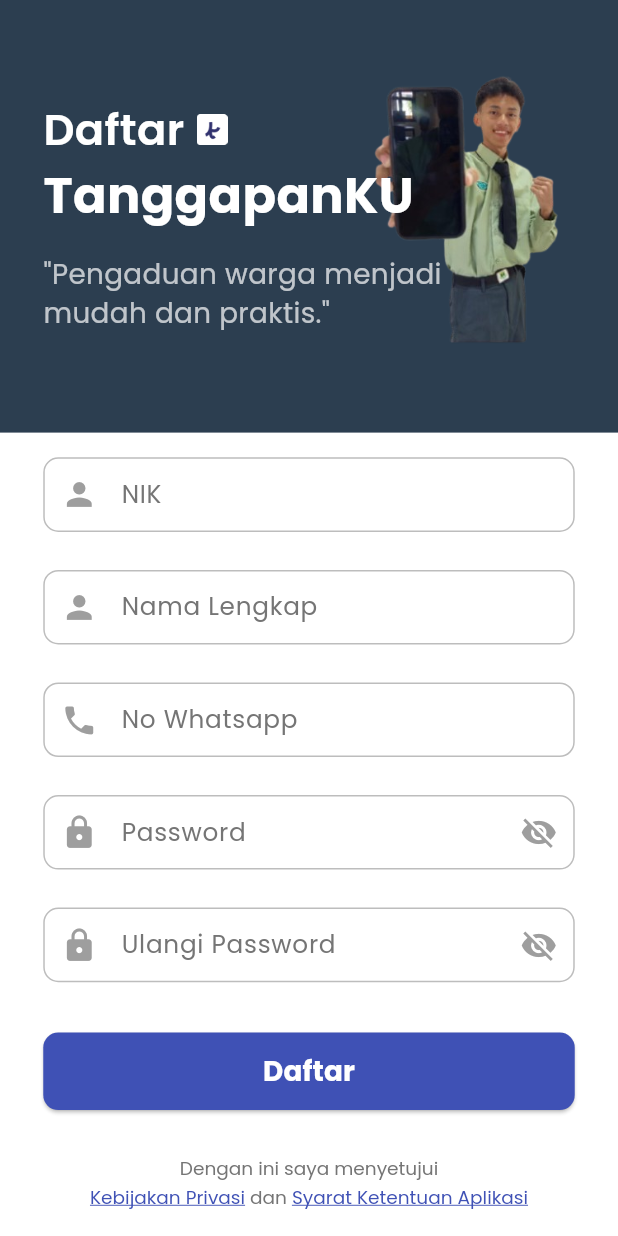
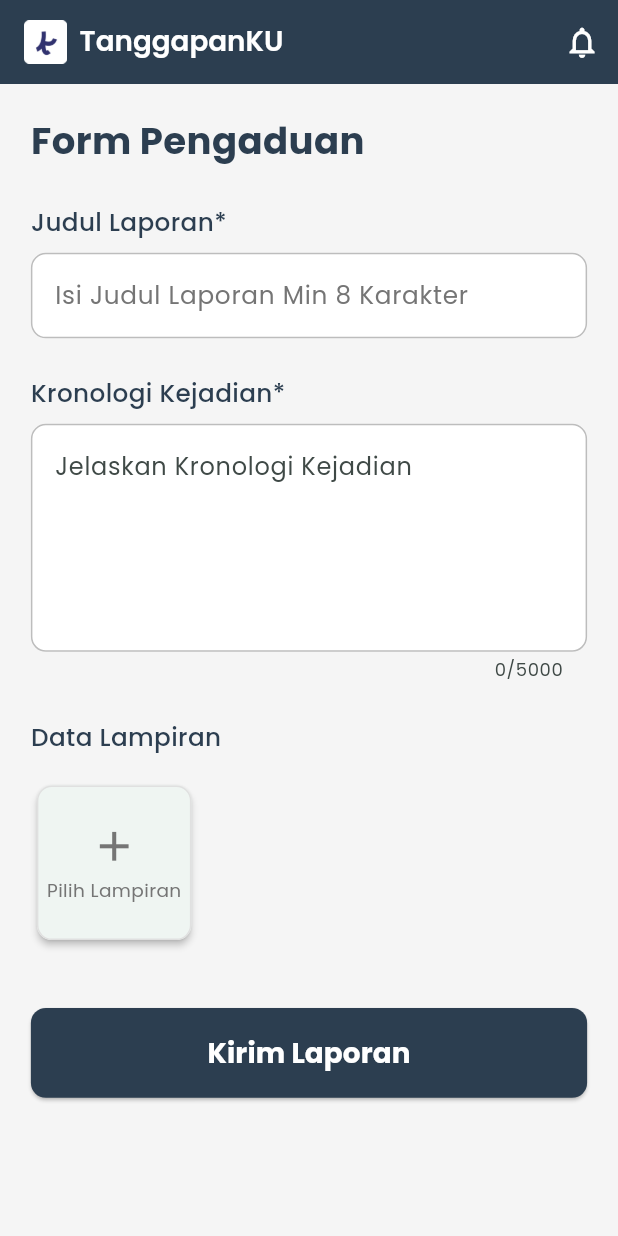
Before and after one commit to Kyzen2/TanggapanKu, a Flutter app: the screen it shows after launch, on a phone screen of 412 x 824 dp. Run offline on Flutter 3.47's test engine with Material 3 defaults, Android fonts, the phone set to English and light mode, and no system bars; our stand-ins replace cached_network_image, carousel_slider, font_awesome_flutter, gap, google_fonts.

Commit message:
membuat halaman pengaduan

```diff
--- a/lib/main.dart
+++ b/lib/main.dart
@@ -1,6 +1,8 @@
 import 'package:flutter/material.dart';
 import 'package:google_fonts/google_fonts.dart';
+import 'package:tanggapanku/pages/pengaduan.dart';
 import 'package:tanggapanku/pages/register.dart';
+import 'package:tanggapanku/pages/timeline_page.dart';
 // import 'pages/timeline_page.dart';
 import 'pages/splash_screen.dart';
 
@@ -19,7 +21,7 @@ class MyApp extends StatelessWidget {
         scaffoldBackgroundColor: Colors.white,
         colorScheme: ColorScheme.fromSeed(seedColor: const Color(0xFF00B6A0)),
       ),
-      home: const RegisterPage(),
+      home: const PengaduanPage(),
     );
   }
 }
--- /dev/null
+++ b/lib/pages/pengaduan.dart
@@ -0,0 +1,279 @@
+import 'package:flutter/material.dart';
+import 'package:flutter/services.dart';
+import 'package:google_fonts/google_fonts.dart';
+
+void main() {
+  runApp(const MyApp());
+}
+
+class MyApp extends StatelessWidget {
+  const MyApp({super.key});
+
+  @override
+  Widget build(BuildContext context) {
+    return MaterialApp(
+      debugShowCheckedModeBanner: false,
+      title: 'TanggapanKu App',
+      theme: ThemeData(
+        primarySwatch: Colors.blueGrey,
+        visualDensity: VisualDensity.adaptivePlatformDensity,
+        textTheme: GoogleFonts.poppinsTextTheme(
+          Theme.of(context).textTheme,
+        ),
+      ),
+      home: const PengaduanPage(),
+    );
+  }
+}
+
+class PengaduanPage extends StatefulWidget {
+  const PengaduanPage({super.key});
+
+  @override
+  State<PengaduanPage> createState() => _PengaduanPageState();
+}
+
+class _PengaduanPageState extends State<PengaduanPage> {
+  final TextEditingController _judulLaporanController = TextEditingController();
+  final TextEditingController _kronologiController = TextEditingController();
+  static const int _maxKronologiLength = 5000;
+
+  @override
+  void dispose() {
+    _judulLaporanController.dispose();
+    _kronologiController.dispose();
+    super.dispose();
+  }
+
+  @override
+  Widget build(BuildContext context) {
+    final screenHeight = MediaQuery.of(context).size.height;
+    final screenWidth = MediaQuery.of(context).size.width;
+
+    const Color primaryBlueDark = Color(0xFF2C3E50);
+    const Color accentBlue = Color(0xFF3F51B5);
+    const Color lightGrey = Color(0xFFF5F5F5);
+
+    return Scaffold(
+      backgroundColor: lightGrey,
+      appBar: AppBar(
+        backgroundColor: primaryBlueDark,
+        elevation: 0,
+        title: Row(
+          children: [
+            Image.asset(
+              'assets/Logo.png',
+              height: screenHeight * 0.035,
+              width: screenHeight * 0.035,
+              fit: BoxFit.contain,
+            ),
+            SizedBox(width: screenWidth * 0.02),
+            Text(
+              'TanggapanKU',
+              style: GoogleFonts.poppins(
+                fontSize: screenWidth * 0.045,
+                fontWeight: FontWeight.w600,
+                color: Colors.white,
+              ),
+            ),
+          ],
+        ),
+        actions: [
+          IconButton(
+            icon: Icon(Icons.notifications_none,
+                color: Colors.white, size: screenWidth * 0.06),
+            onPressed: () {
+              // Handle notifikasi
+            },
+          ),
+        ],
+      ),
+      body: SingleChildScrollView(
+        padding: EdgeInsets.all(screenWidth * 0.05),
+        child: Column(
+          crossAxisAlignment: CrossAxisAlignment.start,
+          children: [
+            Text(
+              'Form Pengaduan',
+              style: GoogleFonts.poppins(
+                fontSize: screenWidth * 0.06,
+                fontWeight: FontWeight.bold,
+                color: primaryBlueDark,
+              ),
+            ),
+            SizedBox(height: screenHeight * 0.03),
+            Text(
+              'Judul Laporan*',
+              style: GoogleFonts.poppins(
+                fontSize: screenWidth * 0.04,
+                fontWeight: FontWeight.w500,
+                color: primaryBlueDark,
+              ),
+            ),
+            SizedBox(height: screenHeight * 0.01),
+            _buildTextField(
+              context,
+              controller: _judulLaporanController,
+              hintText: 'Isi Judul Laporan Min 8 Karakter',
+              keyboardType: TextInputType.text,
+            ),
+            SizedBox(height: screenHeight * 0.03),
+            Text(
+              'Kronologi Kejadian*',
+              style: GoogleFonts.poppins(
+                fontSize: screenWidth * 0.04,
+                fontWeight: FontWeight.w500,
+                color: primaryBlueDark,
+              ),
+            ),
+            SizedBox(height: screenHeight * 0.01),
+            _buildMultiLineTextField(
+              context,
+              controller: _kronologiController,
+              hintText: 'Jelaskan Kronologi Kejadian',
+              maxLength: _maxKronologiLength,
+            ),
+            SizedBox(height: screenHeight * 0.03),
+            Text(
+              'Data Lampiran',
+              style: GoogleFonts.poppins(
+                fontSize: screenWidth * 0.04,
+                fontWeight: FontWeight.w500,
+                color: primaryBlueDark,
+              ),
+            ),
+            SizedBox(height: screenHeight * 0.02),
+            GestureDetector(
+              onTap: () {
+                print('Pilih Lampiran ditekan!');
+              },
+              child: Card(
+                elevation: 2,
+                shape: RoundedRectangleBorder(
+                  borderRadius: BorderRadius.circular(10),
+                  side: BorderSide(color: Colors.grey.shade300, width: 1),
+                ),
+                child: Container(
+                  width: screenWidth * 0.25,
+                  height: screenWidth * 0.25,
+                  alignment: Alignment.center,
+                  child: Column(
+                    mainAxisAlignment: MainAxisAlignment.center,
+                    children: [
+                      Icon(Icons.add,
+                          size: screenWidth * 0.08, color: Colors.grey[600]),
+                      SizedBox(height: screenHeight * 0.005),
+                      Text(
+                        'Pilih Lampiran',
+                        style: GoogleFonts.poppins(
+                          fontSize: screenWidth * 0.03,
+                          color: Colors.grey[600],
+                        ),
+                      ),
+                    ],
+                  ),
+                ),
+              ),
+            ),
+            SizedBox(height: screenHeight * 0.05),
+            SizedBox(
+              width: double.infinity,
+              child: ElevatedButton(
+                onPressed: () {
+                  print('Judul: ${_judulLaporanController.text}');
+                  print('Kronologi: ${_kronologiController.text}');
+                },
+                style: ElevatedButton.styleFrom(
+                  backgroundColor: primaryBlueDark,
+                  shape: RoundedRectangleBorder(
+                    borderRadius: BorderRadius.circular(10),
+                  ),
+                  padding: EdgeInsets.symmetric(vertical: screenHeight * 0.02),
+                ),
+                child: Text(
+                  'Kirim Laporan',
+                  style: GoogleFonts.poppins(
+                    fontSize: screenWidth * 0.045,
+                    color: Colors.white,
+                    fontWeight: FontWeight.bold,
+                  ),
+                ),
+              ),
+            ),
+          ],
+        ),
+      ),
+    );
+  }
+
+  Widget _buildTextField(
+    BuildContext context, {
+    required TextEditingController controller,
+    required String hintText,
+    TextInputType keyboardType = TextInputType.text,
+    List<TextInputFormatter>? inputFormatters,
+  }) {
+    final screenWidth = MediaQuery.of(context).size.width;
+
+    return TextField(
+      controller: controller,
+      keyboardType: keyboardType,
+      inputFormatters: inputFormatters,
+      style: GoogleFonts.poppins(
+          fontSize: screenWidth * 0.04, color: Colors.black),
+      decoration: InputDecoration(
+        hintText: hintText,
+        hintStyle: GoogleFonts.poppins(
+            color: Colors.grey[600], fontSize: screenWidth * 0.04),
+        filled: true,
+        fillColor: Colors.white,
+        border: OutlineInputBorder(
+          borderRadius: BorderRadius.circular(10),
+          borderSide: BorderSide(color: Colors.grey.shade400),
+        ),
+        enabledBorder: OutlineInputBorder(
+          borderRadius: BorderRadius.circular(10),
+          borderSide: BorderSide(color: Colors.grey.shade400),
+        ),
+        focusedBorder: OutlineInputBorder(
+          borderRadius: BorderRadius.circular(10),
+          borderSide: const BorderSide(color: Colors.blue, width: 2),
+        ),
+      ),
+    );
+  }
+
+  Widget _buildMultiLineTextField(
+    BuildContext context, {
+    required TextEditingController controller,
+    required String hintText,
+    int maxLength = 200,
+  }) {
+    final screenWidth = MediaQuery.of(context).size.width;
+
+    return TextField(
+      controller: controller,
+      maxLines: 5,
+      maxLength: maxLength,
+      keyboardType: TextInputType.multiline,
+      decoration: InputDecoration(
+        hintText: hintText,
+        filled: true,
+        fillColor: Colors.white,
+        border: OutlineInputBorder(
+          borderRadius: BorderRadius.circular(10),
+          borderSide: BorderSide(color: Colors.grey.shade400),
+        ),
+        enabledBorder: OutlineInputBorder(
+          borderRadius: BorderRadius.circular(10),
+          borderSide: BorderSide(color: Colors.grey.shade400),
+        ),
+        focusedBorder: OutlineInputBorder(
+          borderRadius: BorderRadius.circular(10),
+          borderSide: const BorderSide(color: Colors.blue, width: 2),
+        ),
+        counterText: '${controller.text.length}/$maxLength',
+      ),
+    );
+  }
+}
--- a/lib/pages/register.dart
+++ b/lib/pages/register.dart
@@ -45,26 +45,38 @@ class _RegisterPageState extends State<RegisterPage> {
     const Color primaryBlueDark = Color(0xFF2C3E50);
     const Color accentBlue = Color(0xFF3F51B5);
 
+    // Tinggi yang diambil oleh keyboard.
+    // Kita akan menggunakan ini di SingleChildScrollView agar bagian bawah bisa discroll.
+    final keyboardHeight = MediaQuery.of(context).viewInsets.bottom;
+    final bool isKeyboardActive = keyboardHeight > 0;
+
     return Scaffold(
       backgroundColor: primaryBlueDark,
-      // Hapus SingleChildScrollView
-      body: Column(
+      // Menggunakan SingleChildScrollView agar keseluruhan layar bisa di-scroll
+      // ketika keyboard muncul, mencegah overflow.
+      body: SingleChildScrollView(
+        // Menambahkan Physics agar scroll tetap bisa terjadi meskipun kontennya pas
+        physics: const ClampingScrollPhysics(),
+        child: Column(
           children: [
             // Bagian atas
-          // Menurunkan tinggi bagian atas agar ada lebih banyak ruang untuk form
             Container(
-            height: screenHeight * 0.35, // Disesuaikan agar lebih kecil
+              height: screenHeight * 0.35,
               width: screenWidth,
               color: primaryBlueDark,
               child: Stack(
                 children: [
                   Positioned(
-                  // Sesuaikan posisi gambar agar tetap terlihat proporsional
-                  bottom: -screenHeight * 0.05, // sedikit lebih tinggi
-                  right: 0,
+                    // Mengubah posisi left agar responsif
+                    // Contoh: Ditempatkan di sekitar 55% dari lebar layar dari kiri
+                    // atau bisa juga dihitung dari kanan dengan right: screenWidth * -0.2 (jika ingin menjorok)
+                    // Saya akan membuatnya lebih dinamis
+                    bottom: -screenHeight * 0.05,
+                    right: -screenWidth *
+                        0.1, // Geser sedikit ke kanan agar masuk layar
                     child: Image.asset(
                       'assets/egi.png',
-                    height: screenHeight * 0.50, // Tinggi gambar disesuaikan
+                      height: screenHeight * 0.50,
                       fit: BoxFit.fitHeight,
                     ),
                   ),
@@ -100,7 +112,7 @@ class _RegisterPageState extends State<RegisterPage> {
                             color: Colors.white,
                           ),
                         ),
-                      SizedBox(height: screenHeight * 0.02), // Spasi dikurangi
+                        SizedBox(height: screenHeight * 0.02),
                         Text(
                           '"Pengaduan warga menjadi\nmudah dan praktis."',
                           style: GoogleFonts.poppins(
@@ -117,22 +129,22 @@ class _RegisterPageState extends State<RegisterPage> {
             ),
 
             // Bagian bawah dengan form register
-          Expanded(
-            // Gunakan Expanded agar bagian ini mengambil sisa ruang
-            child: Container(
+            Container(
               width: screenWidth,
+              // Tinggi dihitung agar mengisi sisa ruang,
+              // namun tetap mempertimbangkan keyboard jika aktif
+              height: (screenHeight * 0.65) -
+                  (isKeyboardActive ? keyboardHeight : 0),
               color: Colors.white,
-              // Padding vertikal dikurangi agar lebih compact
               padding: EdgeInsets.symmetric(
                   horizontal: screenWidth * 0.07,
-                  vertical:
-                      screenHeight * 0.02), // Padding vertikal lebih kecil
+                  vertical: screenHeight * 0.02),
               child: Column(
                 crossAxisAlignment: CrossAxisAlignment.center,
-                mainAxisAlignment: MainAxisAlignment
-                    .spaceBetween, // Distribusi ruang antar elemen
+                // Gunakan MainAxisAlignment.spaceEvenly atau .start dengan spacer manual
+                // agar lebih terkontrol saat keyboard muncul
+                mainAxisAlignment: MainAxisAlignment.spaceEvenly,
                 children: [
-                  // Input NIK
                   _buildTextField(
                     context,
                     hintText: 'NIK',
@@ -140,17 +152,15 @@ class _RegisterPageState extends State<RegisterPage> {
                     keyboardType: TextInputType.number,
                     inputFormatters: [FilteringTextInputFormatter.digitsOnly],
                   ),
-                  _buildSpacer(screenHeight * 0.015), // Spacer lebih kecil
+                  // _buildSpacer(screenHeight * 0.015), // Hapus spacer jika pakai spaceEvenly
 
-                  // Input Nama Lengkap
                   _buildTextField(
                     context,
                     hintText: 'Nama Lengkap',
                     icon: Icons.person,
                   ),
-                  _buildSpacer(screenHeight * 0.015),
+                  // _buildSpacer(screenHeight * 0.015),
 
-                  // Input No Whatsapp
                   _buildTextField(
                     context,
                     hintText: 'No Whatsapp',
@@ -158,9 +168,8 @@ class _RegisterPageState extends State<RegisterPage> {
                     keyboardType: TextInputType.phone,
                     inputFormatters: [FilteringTextInputFormatter.digitsOnly],
                   ),
-                  _buildSpacer(screenHeight * 0.015),
+                  // _buildSpacer(screenHeight * 0.015),
 
-                  // Input Password
                   _buildPasswordField(
                     context,
                     hintText: 'Password',
@@ -171,9 +180,8 @@ class _RegisterPageState extends State<RegisterPage> {
                       });
                     },
                   ),
-                  _buildSpacer(screenHeight * 0.015),
+                  // _buildSpacer(screenHeight * 0.015),
 
-                  // Input Ulangi Password
                   _buildPasswordField(
                     context,
                     hintText: 'Ulangi Password',
@@ -184,9 +192,8 @@ class _RegisterPageState extends State<RegisterPage> {
                       });
                     },
                   ),
-                  _buildSpacer(screenHeight * 0.025), // Spacer untuk tombol
+                  // _buildSpacer(screenHeight * 0.025),
 
-                  // Tombol Daftar
                   SizedBox(
                     width: double.infinity,
                     child: ElevatedButton(
@@ -198,7 +205,6 @@ class _RegisterPageState extends State<RegisterPage> {
                         shape: RoundedRectangleBorder(
                           borderRadius: BorderRadius.circular(10),
                         ),
-                        // Padding vertikal tombol disesuaikan
                         padding: EdgeInsets.symmetric(
                             vertical: screenHeight * 0.015),
                       ),
@@ -212,9 +218,8 @@ class _RegisterPageState extends State<RegisterPage> {
                       ),
                     ),
                   ),
-                  _buildSpacer(screenHeight * 0.02), // Spacer untuk teks legal
+                  // _buildSpacer(screenHeight * 0.02),
 
-                  // Teks Legal
                   Padding(
                     padding:
                         EdgeInsets.symmetric(horizontal: screenWidth * 0.05),
@@ -245,12 +250,11 @@ class _RegisterPageState extends State<RegisterPage> {
                       ),
                     ),
                   ),
-                  // _buildSpacer(screenHeight * 0.01), // Spacer di bagian paling bawah
                 ],
               ),
             ),
+          ],
         ),
-        ],
       ),
     );
   }
@@ -264,8 +268,7 @@ class _RegisterPageState extends State<RegisterPage> {
     List<TextInputFormatter>? inputFormatters,
   }) {
     final screenWidth = MediaQuery.of(context).size.width;
-    final screenHeight =
-        MediaQuery.of(context).size.height; // Untuk padding konten
+    final screenHeight = MediaQuery.of(context).size.height;
 
     const Color accentBlue = Color(0xFF3F51B5);
 
@@ -292,8 +295,7 @@ class _RegisterPageState extends State<RegisterPage> {
           borderSide: const BorderSide(color: accentBlue, width: 2),
         ),
         contentPadding: EdgeInsets.symmetric(
-            vertical: screenHeight * 0.015, // Padding vertikal dikurangi
-            horizontal: screenWidth * 0.03),
+            vertical: screenHeight * 0.015, horizontal: screenWidth * 0.03),
       ),
     );
   }
@@ -306,8 +308,7 @@ class _RegisterPageState extends State<RegisterPage> {
     required VoidCallback onToggleVisibility,
   }) {
     final screenWidth = MediaQuery.of(context).size.width;
-    final screenHeight =
-        MediaQuery.of(context).size.height; // Untuk padding konten
+    final screenHeight = MediaQuery.of(context).size.height;
 
     const Color accentBlue = Color(0xFF3F51B5);
 
@@ -334,8 +335,7 @@ class _RegisterPageState extends State<RegisterPage> {
           borderSide: const BorderSide(color: accentBlue, width: 2),
         ),
         contentPadding: EdgeInsets.symmetric(
-            vertical: screenHeight * 0.015, // Padding vertikal dikurangi
-            horizontal: screenWidth * 0.03),
+            vertical: screenHeight * 0.015, horizontal: screenWidth * 0.03),
         suffixIcon: IconButton(
           icon: Icon(
             isVisible ? Icons.visibility : Icons.visibility_off,
@@ -348,7 +348,7 @@ class _RegisterPageState extends State<RegisterPage> {
     );
   }
 
-  // Helper method untuk SizedBox sebagai spacer
+  // Helper method untuk SizedBox sebagai spacer (tidak digunakan jika pakai MainAxisAlignment.spaceEvenly)
   Widget _buildSpacer(double height) {
     return SizedBox(height: height);
   }
--- /dev/null
+++ b/lib/pages/riwayat_page.dart
@@ -0,0 +1,10 @@
+import 'package:flutter/material.dart';
+
+class MyWidget extends StatelessWidget {
+  const MyWidget({super.key});
+
+  @override
+  Widget build(BuildContext context) {
+    return const Placeholder();
+  }
+}
```
Lines whose indentation alone changed are shown as unchanged.
